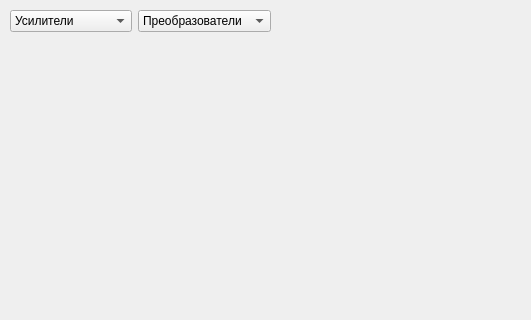
The window that app/mainwin.ui (Andreas164rus/calculation_of_electrical_circuits) describes before a commit, drawn with Qt 5; both pictures show x 0 to 531 and y 0 to 320 of the 1032 by 727 pixel window.
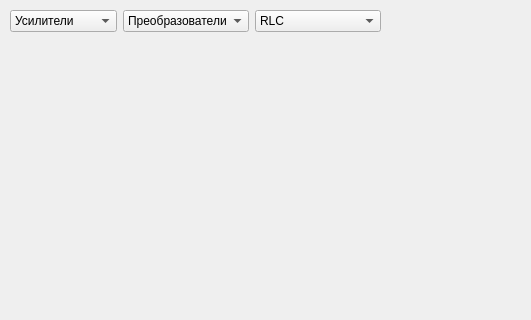
The same window after the commit.

What changed in the file:
```diff
--- a/app/mainwin.ui
+++ b/app/mainwin.ui
@@ -22,7 +22,7 @@
      <rect>
       <x>10</x>
       <y>10</y>
-      <width>261</width>
+      <width>371</width>
       <height>22</height>
      </rect>
     </property>
@@ -63,6 +63,25 @@
        </item>
       </widget>
      </item>
+     <item>
+      <widget class="QComboBox" name="rlc">
+       <item>
+        <property name="text">
+         <string>RLC</string>
+        </property>
+       </item>
+       <item>
+        <property name="text">
+         <string>Последовательный RLC</string>
+        </property>
+       </item>
+       <item>
+        <property name="text">
+         <string>Параллельный RLC</string>
+        </property>
+       </item>
+      </widget>
+     </item>
     </layout>
    </widget>
   </widget>
```
